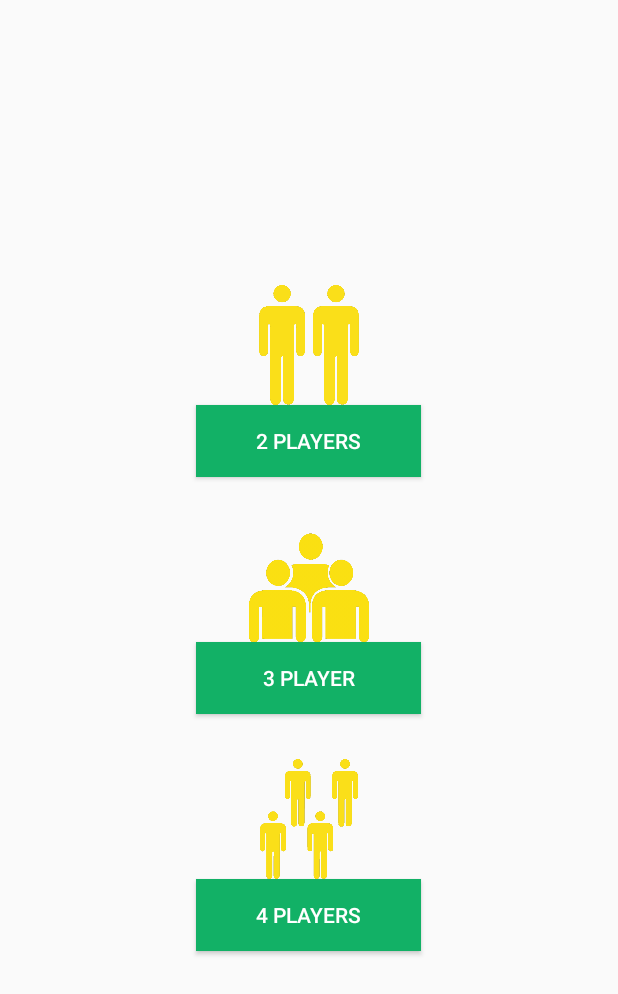
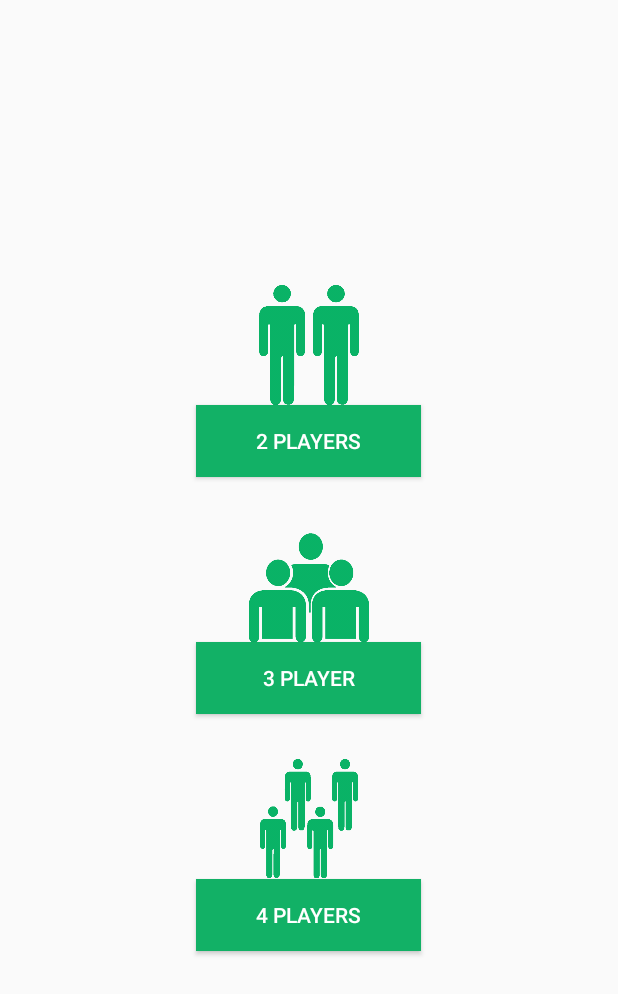
Before and after one commit to Amine-Smahi/UPrice, an Android app: the screen it shows after launch (PlayersActivity), on a phone screen of 412 x 824 dp. Shown: the top 994 px of the screen. Run offline under Robolectric (Android 15) with nearby library versions, the phone set to English and light mode, and no system bars.

Commit message:
Change avatar colors

```diff
--- a/app/src/main/res/layout/activity_players.xml
+++ b/app/src/main/res/layout/activity_players.xml
@@ -16,12 +16,14 @@
     android:onClick="playerSelected"
     />
     <Button
+        android:id="@+id/p2"
         android:layout_width="150dp"
         android:layout_height="wrap_content"
         android:text="2 Players"
         android:background="#12B166"
         android:textColor="#fff"
-        android:layout_marginBottom="30dp"/>
+        android:layout_marginBottom="30dp"
+        android:onClick="playerSelected"/>
     <ImageButton
         android:id="@+id/imageButtonThreePlayers"
         android:layout_width="80dp"
@@ -31,12 +33,14 @@
         android:onClick="playerSelected"
         />
     <Button
+        android:id="@+id/p3"
         android:layout_width="150dp"
         android:layout_height="wrap_content"
         android:text="3 Player"
         android:background="#12B166"
         android:textColor="#fff"
-        android:layout_marginBottom="30dp"/>
+        android:layout_marginBottom="30dp"
+        android:onClick="playerSelected"/>
     <ImageButton
         android:id="@+id/imageButtonFourPlayers"
         android:layout_width="80dp"
@@ -46,9 +50,11 @@
         android:onClick="playerSelected"
         />
     <Button
+        android:id="@+id/p4"
         android:layout_width="150dp"
         android:layout_height="wrap_content"
         android:text="4 Players"
         android:background="#12B166"
-        android:textColor="#fff"/>
+        android:textColor="#fff"
+        android:onClick="playerSelected"/>
 </LinearLayout>
```
Also changed, not shown: app/src/main/java/com/jetlight/uprice/PlayersActivity.java (+9 -0 lines), app/src/main/res/mipmap-mdpi/avatar2.png, app/src/main/res/mipmap-mdpi/avatar3.png, app/src/main/res/mipmap-mdpi/avatar4.png.
